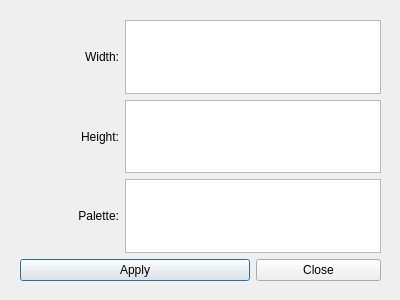
Qt form Testing tasks/Fractal/dialog.ui (matejjech/workswell) before a commit.
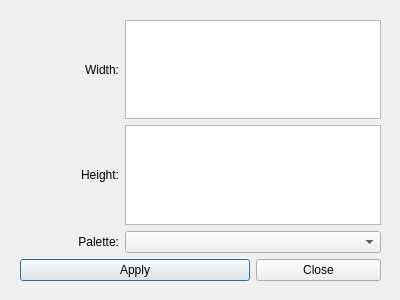
The same form after that commit.

Commit message: Fixed a crash on negative size and added paletteBox

Diff of the .ui file:
```diff
--- a/Testing tasks/Fractal/dialog.ui
+++ b/Testing tasks/Fractal/dialog.ui
@@ -59,9 +59,6 @@
       </property>
      </widget>
     </item>
-    <item row="2" column="1" colspan="2">
-     <widget class="QTextEdit" name="paletteEdit"/>
-    </item>
     <item row="3" column="0" colspan="2">
      <widget class="QPushButton" name="applyBtn">
       <property name="text">
@@ -76,6 +73,9 @@
       </property>
      </widget>
     </item>
+    <item row="2" column="1" colspan="2">
+     <widget class="QComboBox" name="paletteBox"/>
+    </item>
    </layout>
   </widget>
  </widget>
```
The commit also changes 7 other files.
